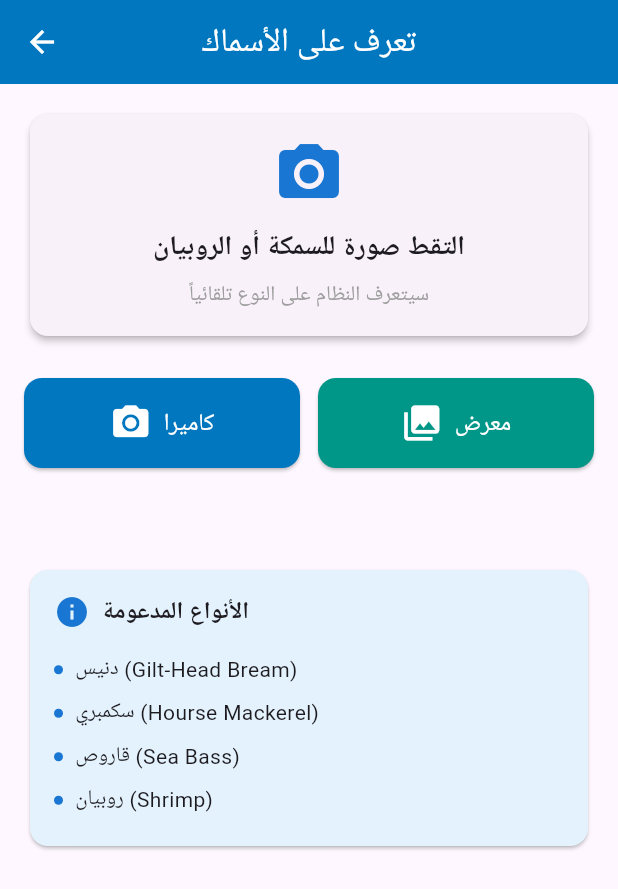
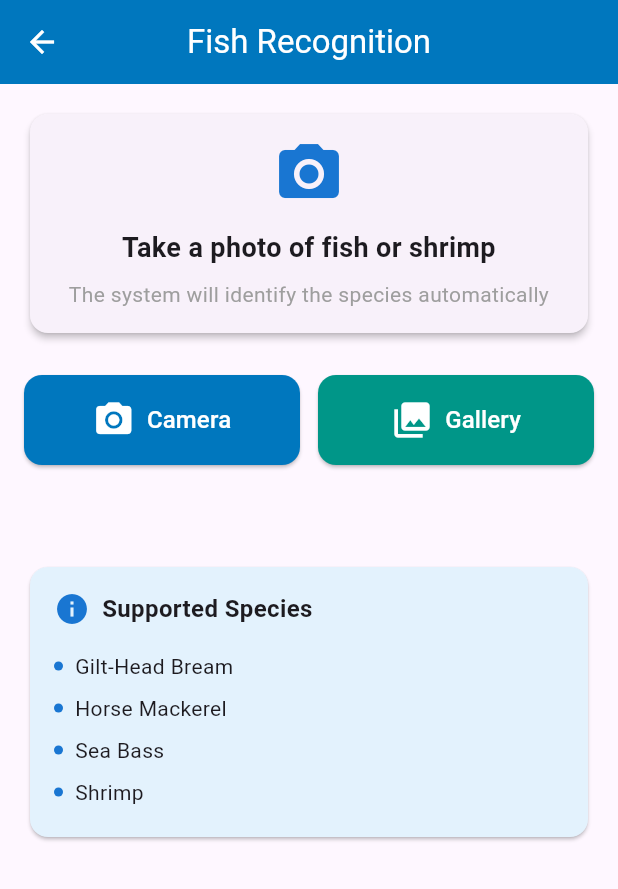
Before and after one commit to Baraah7/AquaNav, a Flutter app: the screen it shows once a user with an empty profile is signed in, after a tap on "Fish Recognition", on a phone screen of 412 x 824 dp. Shown: the top 889 px of the screen. Run offline on Flutter 3.47's test engine with Material 3 defaults, Android fonts, the phone set to English and light mode, and no system bars; our stand-ins replace cloud_firestore, firebase_auth, firebase_core, flutter_dotenv, flutter_map, flutter_riverpod and 3 more; missing offline and left inert: tflite_flutter; accounts and stored records are empty.

Commit message:
change language

```diff
--- a/lib/providers/fish_classification_provider.dart
+++ b/lib/providers/fish_classification_provider.dart
@@ -50,14 +50,14 @@ class FishClassificationNotifier extends Notifier<FishClassificationState> {
     } catch (e) {
       state = state.copyWith(
         isInitialized: false,
-        error: 'فشل تحميل النموذج: $e',
+        error: 'Failed to load model: $e',
       );
     }
   }
 
   Future<void> classifyImage(File imageFile) async {
     if (!state.isInitialized) {
-      state = state.copyWith(error: 'النموذج غير جاهز');
+      state = state.copyWith(error: 'Model not ready');
       return;
     }
 
@@ -72,7 +72,7 @@ class FishClassificationNotifier extends Notifier<FishClassificationState> {
     } catch (e) {
       state = state.copyWith(
         isLoading: false,
-        error: 'فشل التصنيف: $e',
+        error: 'Classification failed: $e',
       );
     }
   }
--- a/lib/screens/fish_recognition_screen.dart
+++ b/lib/screens/fish_recognition_screen.dart
@@ -41,7 +41,7 @@ class _FishRecognitionScreenState extends ConsumerState<FishRecognitionScreen> {
         await _classifyImage(File(photo.path));
       }
     } catch (e) {
-      _showError('فشل فتح الكاميرا: $e');
+      _showError('Failed to open camera: $e');
     }
   }
 
@@ -61,7 +61,7 @@ class _FishRecognitionScreenState extends ConsumerState<FishRecognitionScreen> {
         await _classifyImage(File(image.path));
       }
     } catch (e) {
-      _showError('فشل اختيار الصورة: $e');
+      _showError('Failed to select image: $e');
     }
   }
 
@@ -94,7 +94,7 @@ class _FishRecognitionScreenState extends ConsumerState<FishRecognitionScreen> {
 
     return Scaffold(
       appBar: AppBar(
-        title: const Text('تعرف على الأسماك'),
+        title: const Text('Fish Recognition'),
         centerTitle: true,
         backgroundColor: const Color(0xFF0077BE),
         foregroundColor: Colors.white,
@@ -108,7 +108,7 @@ class _FishRecognitionScreenState extends ConsumerState<FishRecognitionScreen> {
                     children: [
                       CircularProgressIndicator(),
                       SizedBox(height: 16),
-                      Text('جاري تحميل نموذج التعرف...'),
+                      Text('Loading recognition model...'),
                     ],
                   ),
                 )
@@ -132,7 +132,7 @@ class _FishRecognitionScreenState extends ConsumerState<FishRecognitionScreen> {
                             ),
                             const SizedBox(height: 12),
                             const Text(
-                              'التقط صورة للسمكة أو الروبيان',
+                              'Take a photo of fish or shrimp',
                               style: TextStyle(
                                 fontSize: 18,
                                 fontWeight: FontWeight.bold,
@@ -141,7 +141,7 @@ class _FishRecognitionScreenState extends ConsumerState<FishRecognitionScreen> {
                             ),
                             const SizedBox(height: 8),
                             const Text(
-                              'سيتعرف النظام على النوع تلقائياً',
+                              'The system will identify the species automatically',
                               style: TextStyle(
                                 fontSize: 14,
                                 color: Colors.grey,
@@ -165,7 +165,7 @@ class _FishRecognitionScreenState extends ConsumerState<FishRecognitionScreen> {
                                 : _pickImageFromCamera,
                             icon: const Icon(Icons.camera_alt, size: 28),
                             label: const Text(
-                              'كاميرا',
+                              'Camera',
                               style: TextStyle(fontSize: 16),
                             ),
                             style: ElevatedButton.styleFrom(
@@ -186,7 +186,7 @@ class _FishRecognitionScreenState extends ConsumerState<FishRecognitionScreen> {
                                 : _pickImageFromGallery,
                             icon: const Icon(Icons.photo_library, size: 28),
                             label: const Text(
-                              'معرض',
+                              'Gallery',
                               style: TextStyle(fontSize: 16),
                             ),
                             style: ElevatedButton.styleFrom(
@@ -229,7 +229,7 @@ class _FishRecognitionScreenState extends ConsumerState<FishRecognitionScreen> {
                                       ),
                                       SizedBox(height: 12),
                                       Text(
-                                        'جاري التحليل...',
+                                        'Analyzing...',
                                         style: TextStyle(
                                           color: Colors.white,
                                           fontSize: 16,
@@ -277,7 +277,7 @@ class _FishRecognitionScreenState extends ConsumerState<FishRecognitionScreen> {
                         child: OutlinedButton.icon(
                           onPressed: _resetClassification,
                           icon: const Icon(Icons.refresh),
-                          label: const Text('صورة جديدة'),
+                          label: const Text('New Image'),
                           style: OutlinedButton.styleFrom(
                             padding: const EdgeInsets.symmetric(vertical: 14),
                             side: const BorderSide(color: Color(0xFF0077BE)),
@@ -300,7 +300,7 @@ class _FishRecognitionScreenState extends ConsumerState<FishRecognitionScreen> {
                                 Icon(Icons.info, color: Colors.blue[700]),
                                 const SizedBox(width: 8),
                                 const Text(
-                                  'الأنواع المدعومة',
+                                  'Supported Species',
                                   style: TextStyle(
                                     fontWeight: FontWeight.bold,
                                     fontSize: 16,
@@ -309,10 +309,10 @@ class _FishRecognitionScreenState extends ConsumerState<FishRecognitionScreen> {
                               ],
                             ),
                             const SizedBox(height: 12),
-                            _buildSpeciesItem('دنيس (Gilt-Head Bream)'),
-                            _buildSpeciesItem('سكمبري (Hourse Mackerel)'),
-                            _buildSpeciesItem('قاروص (Sea Bass)'),
-                            _buildSpeciesItem('روبيان (Shrimp)'),
+                            _buildSpeciesItem('Gilt-Head Bream'),
+                            _buildSpeciesItem('Horse Mackerel'),
+                            _buildSpeciesItem('Sea Bass'),
+                            _buildSpeciesItem('Shrimp'),
                           ],
                         ),
                       ),
@@ -341,27 +341,19 @@ class _FishRecognitionScreenState extends ConsumerState<FishRecognitionScreen> {
             ),
             const SizedBox(height: 16),
             Text(
-              result.arabicName,
+              result.className,
               style: const TextStyle(
                 fontSize: 28,
                 fontWeight: FontWeight.bold,
               ),
               textAlign: TextAlign.center,
             ),
-            const SizedBox(height: 4),
-            Text(
-              result.className,
-              style: TextStyle(
-                fontSize: 16,
-                color: Colors.grey[700],
-              ),
-            ),
             const SizedBox(height: 16),
             Row(
               mainAxisAlignment: MainAxisAlignment.center,
               children: [
                 const Text(
-                  'دقة التعرف: ',
+                  'Confidence: ',
                   style: TextStyle(fontSize: 16),
                 ),
                 Text(
@@ -388,7 +380,7 @@ class _FishRecognitionScreenState extends ConsumerState<FishRecognitionScreen> {
                     SizedBox(width: 8),
                     Expanded(
                       child: Text(
-                        'جرب التقاط صورة أوضح للحصول على نتيجة أدق',
+                        'Try taking a clearer photo for better results',
                         style: TextStyle(fontSize: 13),
                       ),
                     ),
@@ -432,7 +424,7 @@ class _FishRecognitionScreenState extends ConsumerState<FishRecognitionScreen> {
             const Icon(Icons.error_outline, size: 64, color: Colors.red),
             const SizedBox(height: 16),
             const Text(
-              'فشل تحميل نموذج التعرف',
+              'Failed to load recognition model',
               style: TextStyle(fontSize: 18, fontWeight: FontWeight.bold),
             ),
             const SizedBox(height: 8),
@@ -447,7 +439,7 @@ class _FishRecognitionScreenState extends ConsumerState<FishRecognitionScreen> {
                 ref.read(fishClassificationProvider.notifier).initialize();
               },
               icon: const Icon(Icons.refresh),
-              label: const Text('إعادة المحاولة'),
+              label: const Text('Try Again'),
               style: ElevatedButton.styleFrom(
                 backgroundColor: const Color(0xFF0077BE),
                 foregroundColor: Colors.white,
```
